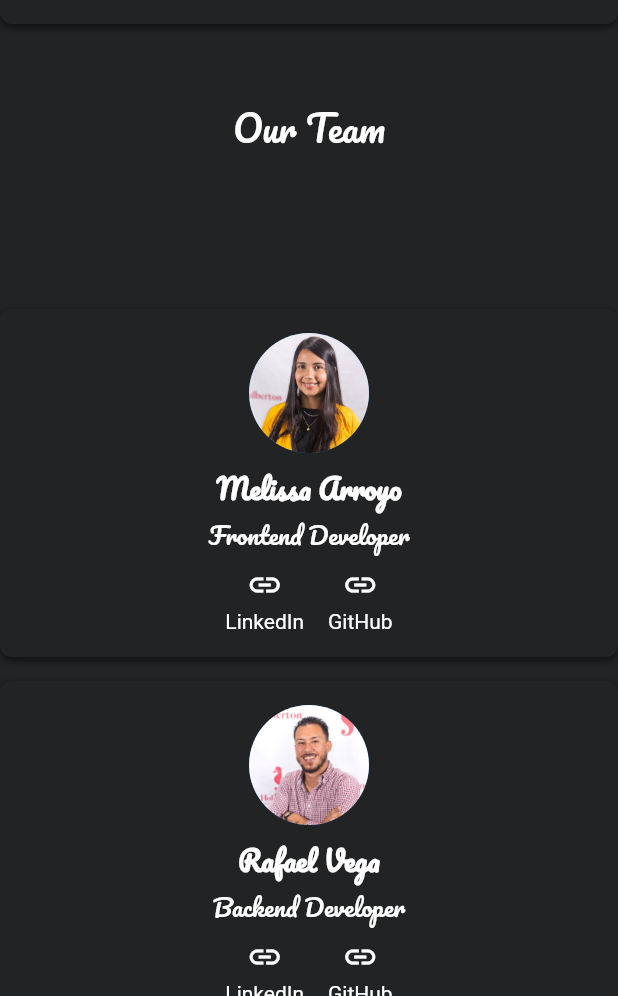
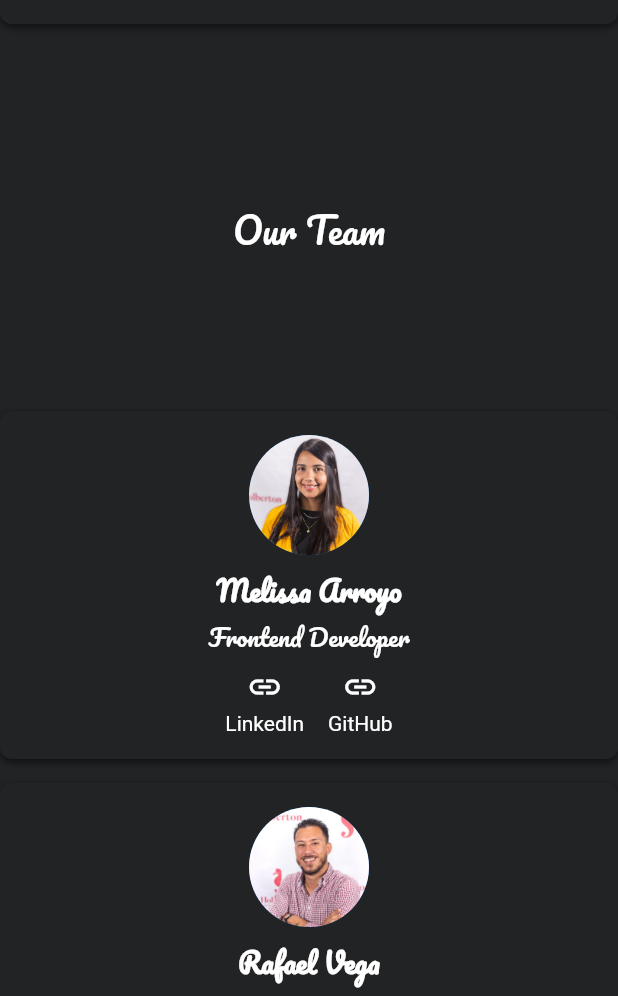
Before and after one commit to rvegarodz/Express_O, a Flutter app: the screen it shows after launch, scrolled down 1152 dp, on a phone screen of 412 x 824 dp, the part 240-1236 px from its top. Run offline on Flutter 3.47's test engine with Material 2 defaults, Android fonts, the phone set to English and light mode, and no system bars; our stand-ins replace carousel_slider, cloud_firestore, firebase_auth, firebase_core, google_fonts, logger; accounts and stored records are empty.

Commit message:
landing page

```diff
--- a/coffee_shop-main/lib/widgets/landing_page.dart
+++ b/coffee_shop-main/lib/widgets/landing_page.dart
@@ -155,7 +155,7 @@ class LandingPage extends StatelessWidget {
                     mainAxisAlignment: MainAxisAlignment.center,
                     crossAxisAlignment: CrossAxisAlignment.center,
                     children: [
-                      SizedBox(height: 32),
+                      SizedBox(height: 100),
                       Text(
                         'Our Team',
                         style: GoogleFonts.pacifico(
```
